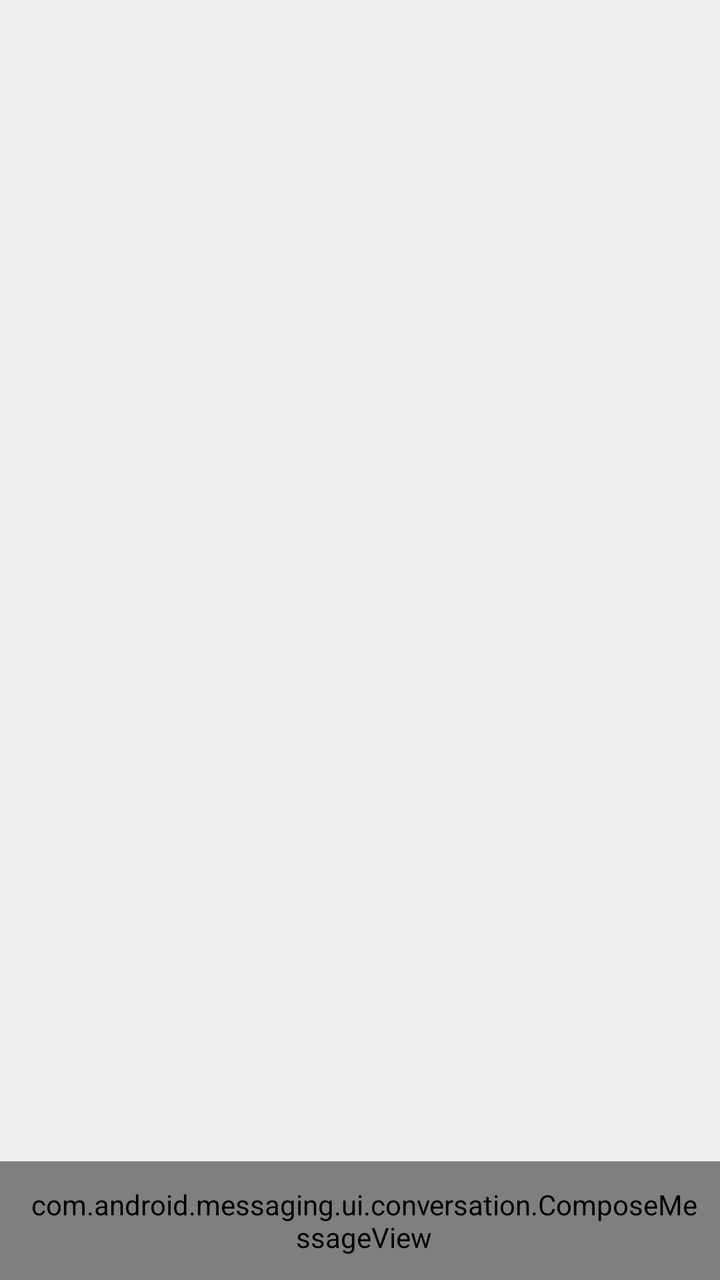
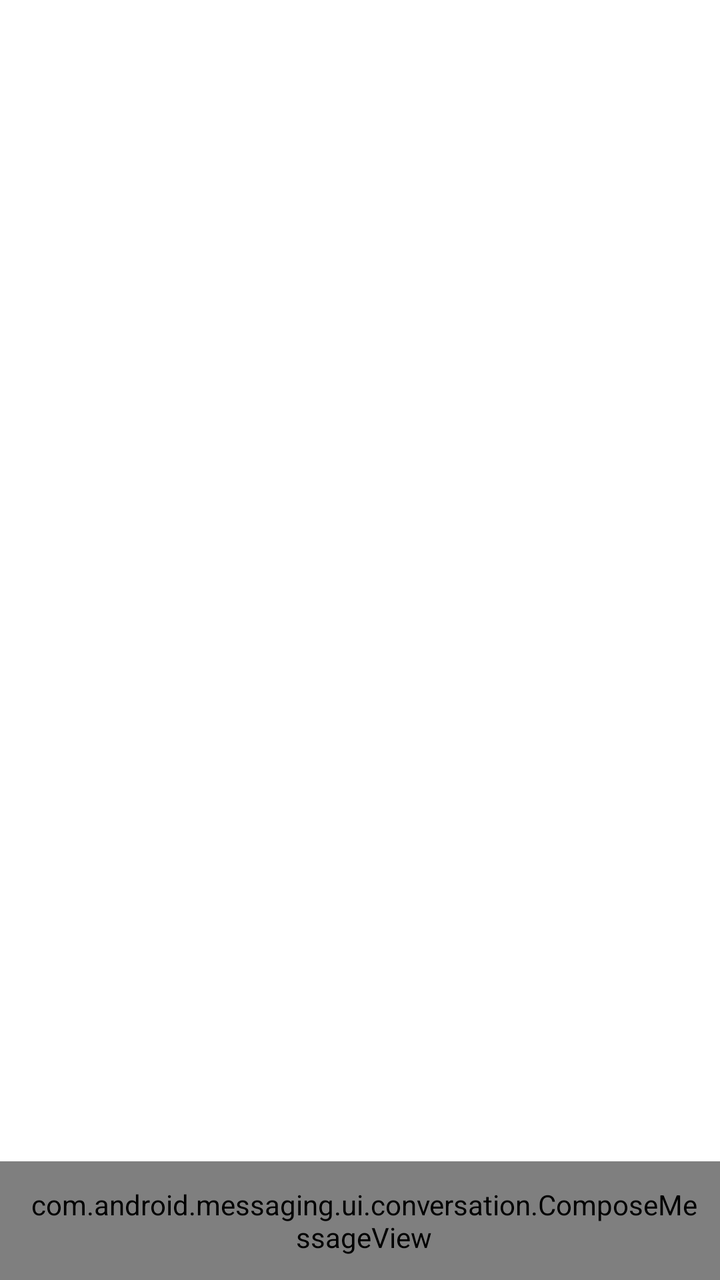

Before-and-after screenshots of an Android layout around one commit, followed by the original layout XML and the change that was made.
<!-- AndroidManifest.xml: application theme BugleTheme.ConversationListActivity -->
<!-- res/layout/conversation_activity.xml -->
<LinearLayout xmlns:android="http://schemas.android.com/apk/res/android" android:id="@+id/conversation_root" android:layout_width="match_parent" android:layout_height="match_parent" android:orientation="vertical" android:background="@color/conversation_background">
    <LinearLayout android:id="@+id/recipient_container" android:layout_width="match_parent" android:layout_height="wrap_content" android:orientation="horizontal" android:gravity="center_vertical" android:paddingStart="16dp" android:paddingEnd="8dp" android:visibility="gone" android:background="#FFFFFFFF">
        <TextView android:id="@+id/recipient_to_label" android:layout_width="wrap_content" android:layout_height="wrap_content" android:text="To" android:textColor="@color/conversation_list_details" android:layout_marginEnd="8dp"/>
        <AutoCompleteTextView android:id="@+id/recipient_text_view" android:layout_width="0dp" android:layout_height="wrap_content" android:minHeight="60dp" android:layout_weight="1" android:singleLine="true" android:hint="Enter name or number" android:background="@null" android:inputType="phone"/>
        <Button android:id="@+id/pick_contact" android:layout_width="wrap_content" android:layout_height="wrap_content" android:text="Contacts" android:textAllCaps="false"/>
    </LinearLayout>
    <android.support.v7.widget.RecyclerView android:id="@+id/message_list" android:layout_width="match_parent" android:layout_height="0dp" android:layout_weight="1" android:paddingTop="16dp" android:paddingBottom="16dp" android:clipToPadding="true"/>
    <include layout="@layout/compose_message_view"/>
</LinearLayout>
<!-- res/layout/compose_message_view.xml (included above) -->
<com.android.messaging.ui.conversation.ComposeMessageView xmlns:android="http://schemas.android.com/apk/res/android" android:id="@+id/message_compose_view" android:layout_width="match_parent" android:layout_height="wrap_content" android:orientation="horizontal" android:gravity="bottom" android:background="#FFFFFFFF" android:paddingStart="12dp" android:paddingTop="12dp" android:paddingEnd="8dp" android:paddingBottom="12dp">
    <Button android:id="@+id/attach_media" android:layout_width="48dp" android:layout_height="52dp" android:text="+" android:contentDescription="Attach media; long press to remove"/>
    <EditText android:id="@+id/compose_message_text" style="@style/ConversationComposeSendText" android:layout_width="0dp" android:layout_height="wrap_content" android:layout_weight="1" android:minHeight="52dp" android:padding="14dp" android:hint="Text message" android:inputType="textShortMessage|textCapSentences|textMultiLine"/>
    <TextView android:id="@+id/message_text_counter" android:layout_width="wrap_content" android:layout_height="wrap_content" android:textSize="12sp" android:textColor="@color/conversation_list_details" android:padding="4dp" android:visibility="gone"/>
    <ImageButton android:id="@+id/send_message_button" android:layout_width="52dp" android:layout_height="52dp" android:layout_marginStart="8dp" android:background="?attr/selectableItemBackgroundBorderless" android:src="@drawable/ic_send_light" android:contentDescription="Send"/>
</com.android.messaging.ui.conversation.ComposeMessageView>
<!-- resources referenced by this layout -->
<resources>
  <color name="conversation_background">#EEEEEE</color>
  <color name="conversation_list_details">#8A000000</color>
  <!-- drawable ic_send_light (drawable) -->
  <vector xmlns:android="http://schemas.android.com/apk/res/android" android:width="32dp" android:height="32dp" android:viewportWidth="24" android:viewportHeight="24"><path android:fillColor="#FF039BE5" android:pathData="M2,21l20,-9L2,3v7l14,2l-14,2z"/></vector>
  <style name="ConversationComposeSendText"><item name="android:textSize">17sp</item><item name="android:gravity">center_vertical</item><item name="android:maxLines">4</item><item name="android:background">@null</item><item name="android:paddingLeft">8dp</item><item name="android:paddingRight">8dp</item></style>
  <style name="BugleTheme.ConversationListActivity" parent="BugleTheme"><item name="android:windowBackground">@android:color/white</item></style>
  <style name="BugleTheme" parent="BugleBaseTheme"><item name="colorPrimary">@color/action_bar_background_color</item><item name="colorPrimaryDark">@color/action_bar_background_color_dark</item><item name="colorAccent">@color/action_bar_background_color</item><item name="actionBarStyle">@style/BugleActionBar</item></style>
  <style name="BugleBaseTheme" parent="Theme.AppCompat.Light.NoActionBar"><item name="windowActionModeOverlay">true</item></style>
  <color name="action_bar_background_color">#039BE5</color>
  <color name="action_bar_background_color_dark">#0277BD</color>
  <style name="BugleActionBar" parent="Widget.AppCompat.Light.ActionBar.Solid"><item name="height">@dimen/action_bar_height</item><item name="titleTextStyle">@style/BugleActionBarTitleTextStyle</item></style>
  <dimen name="action_bar_height">56dp</dimen>
  <style name="BugleActionBarTitleTextStyle" parent="TextAppearance.AppCompat.Widget.ActionBar.Title"><item name="android:textColor">@color/action_bar_title_text_color</item><item name="android:textSize">@dimen/action_bar_text_size</item><item name="android:lines">1</item></style>
  <color name="action_bar_title_text_color">#FFFFFFFF</color>
  <dimen name="action_bar_text_size">20sp</dimen>
</resources>

<!-- the commit's change to res/layout/conversation_activity.xml (unified diff, before → after) -->
@@ -1,16 +1,16 @@
-<LinearLayout xmlns:android="http://schemas.android.com/apk/res/android" android:id="@+id/conversation_root" android:layout_width="match_parent" android:layout_height="match_parent" android:orientation="vertical" android:background="@color/conversation_background">
+<LinearLayout xmlns:android="http://schemas.android.com/apk/res/android" android:id="@+id/conversation_root" android:layout_width="match_parent" android:layout_height="match_parent" android:orientation="vertical" >
     <LinearLayout android:id="@+id/recipient_container" android:layout_width="match_parent" android:layout_height="wrap_content" android:orientation="horizontal" android:gravity="center_vertical" android:paddingStart="16dp" android:paddingEnd="8dp" android:visibility="gone" android:background="#FFFFFFFF">
-        <TextView android:id="@+id/recipient_to_label" android:layout_width="wrap_content" android:layout_height="wrap_content" android:text="To" android:textColor="@color/conversation_list_details" android:layout_marginEnd="8dp"/>
-        <AutoCompleteTextView android:id="@+id/recipient_text_view" android:layout_width="0dp" android:layout_height="wrap_content" android:minHeight="60dp" android:layout_weight="1" android:singleLine="true" android:hint="Enter name or number" android:background="@null" android:inputType="phone"/>
-        <Button android:id="@+id/pick_contact" android:layout_width="wrap_content" android:layout_height="wrap_content" android:text="Contacts" android:textAllCaps="false"/>
+        <TextView android:id="@+id/recipient_to_label" android:layout_width="wrap_content" android:layout_height="wrap_content" android:text="@string/text_to" android:textColor="@color/conversation_list_details" android:layout_marginEnd="8dp"/>
+        <AutoCompleteTextView android:id="@+id/recipient_text_view" android:layout_width="0dp" android:layout_height="wrap_content" android:minHeight="60dp" android:layout_weight="1" android:singleLine="true" android:hint="@string/text_enter_name_or_number" android:background="@null" android:inputType="phone"/>
+        <Button android:id="@+id/pick_contact" android:layout_width="wrap_content" android:layout_height="wrap_content" android:text="@string/text_contacts" android:textAllCaps="false"/>
     </LinearLayout>
-    <android.support.v7.widget.RecyclerView android:id="@+id/message_list" android:layout_width="match_parent" android:layout_height="0dp" android:layout_weight="1" android:paddingTop="16dp" android:paddingBottom="16dp" android:clipToPadding="true"/>
+    <androidx.recyclerview.widget.RecyclerView android:id="@+id/message_list" android:layout_width="match_parent" android:layout_height="0dp" android:layout_weight="1" android:paddingTop="16dp" android:paddingBottom="16dp" android:clipToPadding="true"/>
     <include layout="@layout/compose_message_view"/>
 </LinearLayout>
 <!-- res/layout/compose_message_view.xml (included above) -->
-<com.android.messaging.ui.conversation.ComposeMessageView xmlns:android="http://schemas.android.com/apk/res/android" android:id="@+id/message_compose_view" android:layout_width="match_parent" android:layout_height="wrap_content" android:orientation="horizontal" android:gravity="bottom" android:background="#FFFFFFFF" android:paddingStart="12dp" android:paddingTop="12dp" android:paddingEnd="8dp" android:paddingBottom="12dp">
-    <Button android:id="@+id/attach_media" android:layout_width="48dp" android:layout_height="52dp" android:text="+" android:contentDescription="Attach media; long press to remove"/>
-    <EditText android:id="@+id/compose_message_text" style="@style/ConversationComposeSendText" android:layout_width="0dp" android:layout_height="wrap_content" android:layout_weight="1" android:minHeight="52dp" android:padding="14dp" android:hint="Text message" android:inputType="textShortMessage|textCapSentences|textMultiLine"/>
+<com.android.messaging.ui.conversation.ComposeMessageView xmlns:android="http://schemas.android.com/apk/res/android" android:id="@+id/message_compose_view" android:layout_width="match_parent" android:layout_height="wrap_content" android:orientation="horizontal" android:gravity="bottom"  android:paddingStart="12dp" android:paddingTop="12dp" android:paddingEnd="8dp" android:paddingBottom="12dp">
+    <Button android:id="@+id/attach_media" android:layout_width="48dp" android:layout_height="52dp" android:text="@string/text_symbol_17" android:contentDescription="@string/text_attach_media_long_press_to_remove"/>
+    <EditText android:id="@+id/compose_message_text" android:importantForAutofill="noExcludeDescendants" style="@style/ConversationComposeSendText" android:layout_width="0dp" android:layout_height="wrap_content" android:layout_weight="1" android:minHeight="52dp" android:padding="14dp" android:hint="@string/text_text_message" android:inputType="textShortMessage|textCapSentences|textMultiLine"/>
     <TextView android:id="@+id/message_text_counter" android:layout_width="wrap_content" android:layout_height="wrap_content" android:textSize="12sp" android:textColor="@color/conversation_list_details" android:padding="4dp" android:visibility="gone"/>
-    <ImageButton android:id="@+id/send_message_button" android:layout_width="52dp" android:layout_height="52dp" android:layout_marginStart="8dp" android:background="?attr/selectableItemBackgroundBorderless" android:src="@drawable/ic_send_light" android:contentDescription="Send"/>
+    <ImageButton android:id="@+id/send_message_button" android:layout_width="52dp" android:layout_height="52dp" android:layout_marginStart="8dp" android:background="?attr/selectableItemBackgroundBorderless" android:src="@drawable/ic_send_light" android:contentDescription="@string/text_send"/>
 </com.android.messaging.ui.conversation.ComposeMessageView>
<!-- resource entries referenced after the edit -->
@@ -1,17 +1,23 @@
 <!-- resources referenced by this layout -->
 <resources>
-  <color name="conversation_background">#EEEEEE</color>
-  <color name="conversation_list_details">#8A000000</color>
+  <color name="conversation_list_details">#586977</color>
   <!-- drawable ic_send_light (drawable) -->
   <vector xmlns:android="http://schemas.android.com/apk/res/android" android:width="32dp" android:height="32dp" android:viewportWidth="24" android:viewportHeight="24"><path android:fillColor="#FF039BE5" android:pathData="M2,21l20,-9L2,3v7l14,2l-14,2z"/></vector>
+  <string name="text_attach_media_long_press_to_remove">Attach media; long press to remove</string>
+  <string name="text_contacts">Contacts</string>
+  <string name="text_enter_name_or_number">Enter name or number</string>
+  <string name="text_send">Send</string>
+  <string name="text_symbol_17">+</string>
+  <string name="text_text_message">Text message</string>
+  <string name="text_to">To</string>
   <style name="ConversationComposeSendText"><item name="android:textSize">17sp</item><item name="android:gravity">center_vertical</item><item name="android:maxLines">4</item><item name="android:background">@null</item><item name="android:paddingLeft">8dp</item><item name="android:paddingRight">8dp</item></style>
   <style name="BugleTheme.ConversationListActivity" parent="BugleTheme"><item name="android:windowBackground">@android:color/white</item></style>
   <style name="BugleTheme" parent="BugleBaseTheme"><item name="colorPrimary">@color/action_bar_background_color</item><item name="colorPrimaryDark">@color/action_bar_background_color_dark</item><item name="colorAccent">@color/action_bar_background_color</item><item name="actionBarStyle">@style/BugleActionBar</item></style>
   <style name="BugleBaseTheme" parent="Theme.AppCompat.Light.NoActionBar"><item name="windowActionModeOverlay">true</item></style>
-  <color name="action_bar_background_color">#039BE5</color>
-  <color name="action_bar_background_color_dark">#0277BD</color>
+  <color name="action_bar_background_color">#176B75</color>
+  <color name="action_bar_background_color_dark">#10505A</color>
   <style name="BugleActionBar" parent="Widget.AppCompat.Light.ActionBar.Solid"><item name="height">@dimen/action_bar_height</item><item name="titleTextStyle">@style/BugleActionBarTitleTextStyle</item></style>
-  <dimen name="action_bar_height">56dp</dimen>
+  <dimen name="action_bar_height">64dp</dimen>
   <style name="BugleActionBarTitleTextStyle" parent="TextAppearance.AppCompat.Widget.ActionBar.Title"><item name="android:textColor">@color/action_bar_title_text_color</item><item name="android:textSize">@dimen/action_bar_text_size</item><item name="android:lines">1</item></style>
   <color name="action_bar_title_text_color">#FFFFFFFF</color>
   <dimen name="action_bar_text_size">20sp</dimen>
